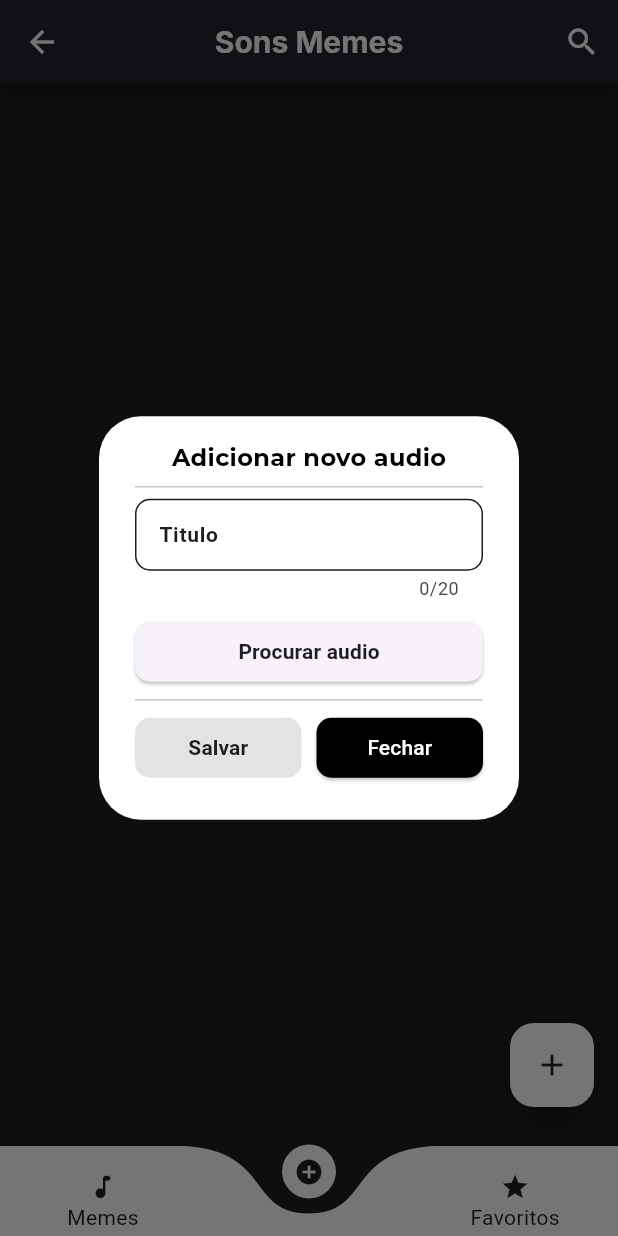
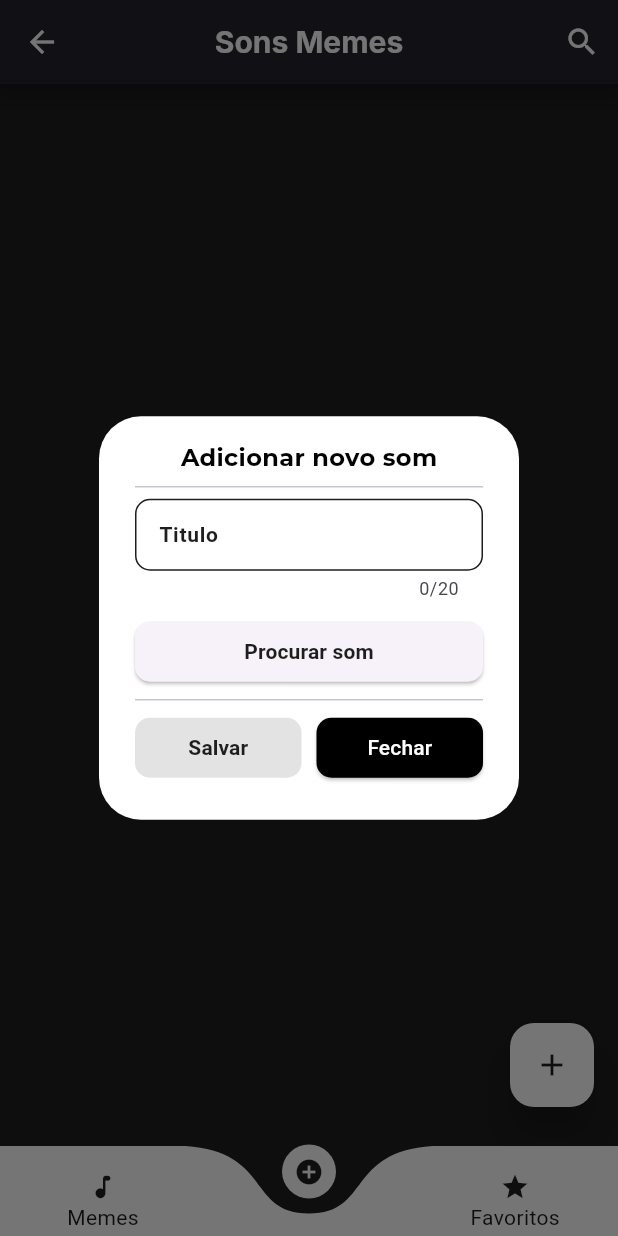
Before and after one commit to lucas3g/sons_memes, a Flutter app: the screen it shows after launch, item 2 of the bottom bar chosen, after a tap on the "add" icon, on a phone screen of 412 x 824 dp. Run offline on Flutter 3.47's test engine with Material 2 defaults, Android fonts, the light colour scheme and no system bars; drawn by our look-alikes of curved_navigation_bar; our stand-ins replace audioplayers, bot_toast, dio, equatable, file_picker, flutter_mobx and 8 more; missing offline and left inert: file_saver; accounts and stored records are empty; generated files the repository leaves out were written again; statements that could not run were skipped.

Commit message:
fix: salvar som

```diff
--- a/lib/app/modules/home/submodules/meus_audios/mobx/meus_audios_store.dart
+++ b/lib/app/modules/home/submodules/meus_audios/mobx/meus_audios_store.dart
@@ -89,6 +89,7 @@ abstract class _MeusAudiosStoreBase with Store {
             table: Tables.meus_audios,
             data: {
               'title': title,
+              'categoria': 'Meus Sons',
               'path_file': result,
               'button_color': randomColor().toHex(),
               'assets': 0,
@@ -97,16 +98,16 @@ abstract class _MeusAudiosStoreBase with Store {
           );
 
           await db.create(params);
-          MySnackBar(message: 'Audio salvo com sucesso!');
+          MySnackBar(message: 'Som salvo com sucesso!');
           file = File('');
           return true;
         } else {
-          MySnackBar(message: 'Erro ao tentar salvar audio!');
+          MySnackBar(message: 'Erro ao tentar salvar som!');
           file = File('');
           return false;
         }
       }
-      MySnackBar(message: 'Selecione um audio.');
+      MySnackBar(message: 'Selecione um som.');
       return false;
     } catch (e) {
       MySnackBar(message: e.toString());
--- a/lib/app/modules/home/submodules/meus_audios/presenter/widgets/modal_add_audio_widget.dart
+++ b/lib/app/modules/home/submodules/meus_audios/presenter/widgets/modal_add_audio_widget.dart
@@ -60,7 +60,7 @@ class _ModalAddAudioWidgetState extends State<ModalAddAudioWidget> {
             mainAxisSize: MainAxisSize.min,
             children: [
               Text(
-                'Adicionar novo audio',
+                'Adicionar novo som',
                 style: AppTheme.textStyles.titleModal,
               ),
               const Divider(),
@@ -89,7 +89,7 @@ class _ModalAddAudioWidgetState extends State<ModalAddAudioWidget> {
                           await widget.store.procurarAudio();
                         },
                         child: Text(
-                          'Procurar audio',
+                          'Procurar som',
                           style: AppTheme.textStyles.button.copyWith(
                             color: AppTheme.colors.primary,
                           ),
--- a/lib/app/modules/splash/presenter/splash_page.dart
+++ b/lib/app/modules/splash/presenter/splash_page.dart
@@ -21,7 +21,7 @@ class SplashPage extends StatefulWidget {
 class _SplashPageState extends State<SplashPage> {
   Future carregaDados() async {
     BotToast.showText(
-      text: 'Carregando audios',
+      text: 'Carregando sons',
       duration: const Duration(seconds: 5),
     );
     BotToast.showLoading(
```
